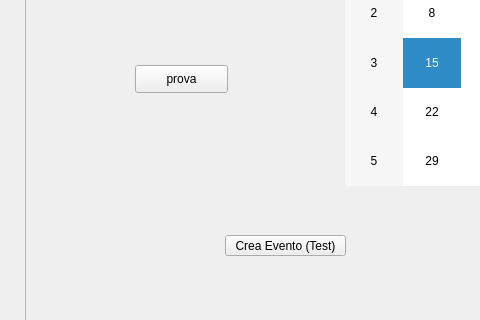
Qt form project/CCC_Cute_Cpp_Calendar/gui/mainwindow.ui (GrayNeel/Calendary-and-ToDo-List) before a commit; both pictures show x 245 to 725 and y 214 to 534 of the 1061 by 671 pixel window.
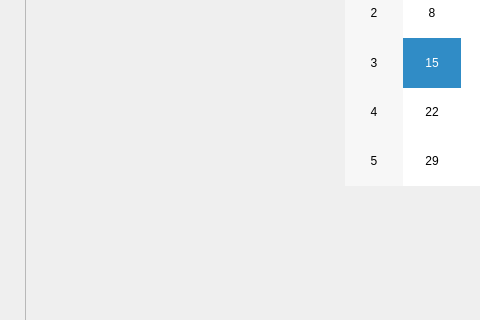
The same form after that commit.

Commit message: feat: added new event button

What changed in the file:
```diff
--- a/project/CCC_Cute_Cpp_Calendar/gui/mainwindow.ui
+++ b/project/CCC_Cute_Cpp_Calendar/gui/mainwindow.ui
@@ -68,32 +68,6 @@
      </rect>
     </property>
    </widget>
-   <widget class="QPushButton" name="pushButton">
-    <property name="geometry">
-     <rect>
-      <x>470</x>
-      <y>430</y>
-      <width>121</width>
-      <height>21</height>
-     </rect>
-    </property>
-    <property name="text">
-     <string>Crea Evento (Test)</string>
-    </property>
-   </widget>
-   <widget class="QPushButton" name="pushButton_2">
-    <property name="geometry">
-     <rect>
-      <x>380</x>
-      <y>260</y>
-      <width>93</width>
-      <height>28</height>
-     </rect>
-    </property>
-    <property name="text">
-     <string>prova</string>
-    </property>
-   </widget>
   </widget>
   <widget class="QMenuBar" name="menubar">
    <property name="geometry">
```
Left out of the diff: 2 changed lines with no effect on the pictures. The commit also changes 7 other files.
